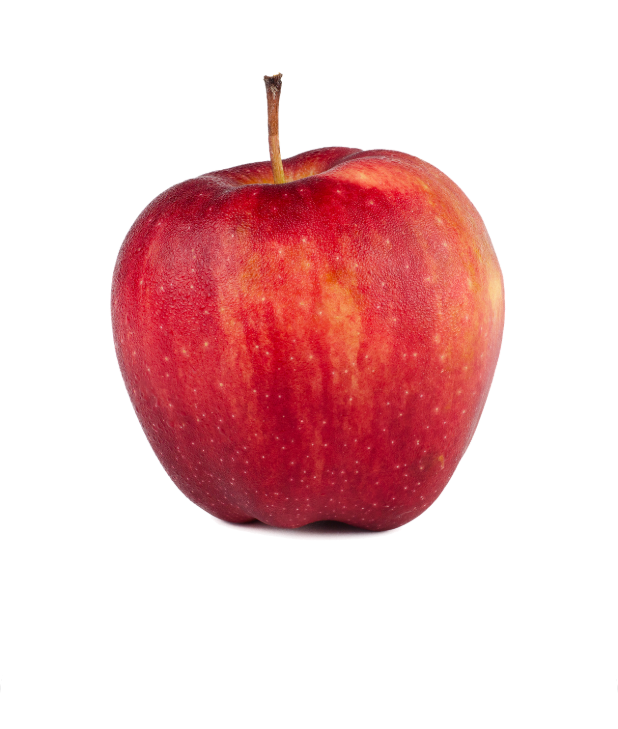
After one commit to EduardoGomesSa/bluegrocer, a Flutter app: the HomeTab screen opened directly, after a tap on "Maçã", on a phone screen of 412 x 824 dp. The commit adds this screen. Shown: the top 729 px of the screen. Run offline on Flutter 3.47's test engine with Material 3 defaults, Android fonts, the phone set to English and light mode, and no system bars; our stand-ins replace animated_text_kit, mask_text_input_formatter.

Commit message:
Criando a estrutura da productscreen

```diff
--- a/lib/src/pages/home/components/item_tile.dart
+++ b/lib/src/pages/home/components/item_tile.dart
@@ -1,6 +1,8 @@
 import 'package:bluegrocer/src/config/custom_colors.dart';
 import 'package:bluegrocer/src/models/item_model.dart';
+import 'package:bluegrocer/src/pages/product/product_screen.dart';
 import 'package:bluegrocer/src/services/utils_services.dart';
+import 'package:flutter/cupertino.dart';
 import 'package:flutter/material.dart';
 import 'package:flutter/widgets.dart';
 
@@ -17,7 +19,17 @@
   Widget build(BuildContext context) {
     return Stack(
       children: [
-        Card(
+        GestureDetector(
+          onTap: () {
+            Navigator.of(context).push(
+              MaterialPageRoute(
+                builder: (c) {
+                  return ProductScreen(item: item,);
+                },
+              ),
+            );
+          },
+          child: Card(
             elevation: 1,
             shadowColor: Colors.grey.shade300,
             shape: RoundedRectangleBorder(
@@ -65,11 +77,14 @@
               ),
             ),
           ),
+        ),
+
+        // Botão de adicionar ao carrinho
         Positioned(
           top: 4,
           right: 4,
           child: GestureDetector(
-            onTap: (){},
+            onTap: () {},
             child: Container(
               height: 40,
               width: 35,
@@ -77,9 +92,7 @@
                   color: CustomColors.customSwatchColor,
                   borderRadius: const BorderRadius.only(
                       bottomLeft: Radius.circular(15),
-                  topRight: Radius.circular(20)
-                )
-              ),
+                      topRight: Radius.circular(20))),
               child: const Icon(
                 Icons.add_shopping_cart_outlined,
                 color: Colors.white,
--- /dev/null
+++ b/lib/src/pages/product/product_screen.dart
@@ -0,0 +1,37 @@
+import 'package:bluegrocer/src/models/item_model.dart';
+import 'package:flutter/material.dart';
+
+class ProductScreen extends StatelessWidget {
+  const ProductScreen({super.key, required this.item});
+
+  final ItemModel item;
+
+  @override
+  Widget build(BuildContext context) {
+    return Scaffold(
+      backgroundColor: Colors.white.withAlpha(230),
+      body: Column(
+        children: [
+          Expanded(
+            child: Image.asset(item.imgUrl),
+          ),
+          Expanded(
+              child: Container(
+            decoration: BoxDecoration(
+              color: Colors.white,
+              borderRadius: const BorderRadius.vertical(
+                top: Radius.circular(50),
+              ),
+              boxShadow: [
+                BoxShadow(
+                  color: Colors.grey.shade600,
+                  offset: const Offset(0, 2),
+                ),
+              ],
+            ),
+          )),
+        ],
+      ),
+    );
+  }
+}
```
Lines whose indentation alone changed are shown as unchanged.
